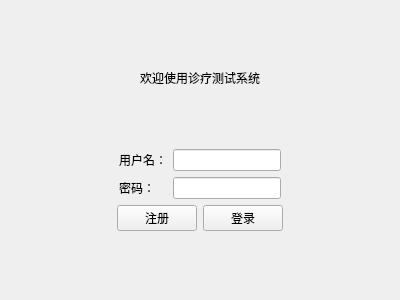
Qt form Lab4/loginview.ui (Kkinili/test_github) before a commit.
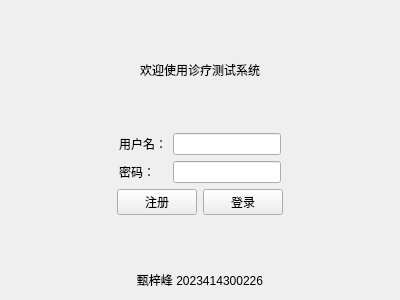
The same form after that commit.

Diff of the .ui file:
```diff
--- a/Lab4/loginview.ui
+++ b/Lab4/loginview.ui
@@ -169,6 +169,16 @@
      </property>
     </spacer>
    </item>
+   <item>
+    <widget class="QLabel" name="label_4">
+     <property name="text">
+      <string>甄梓峰 2023414300226</string>
+     </property>
+     <property name="alignment">
+      <set>Qt::AlignmentFlag::AlignCenter</set>
+     </property>
+    </widget>
+   </item>
   </layout>
  </widget>
  <resources/>
```
